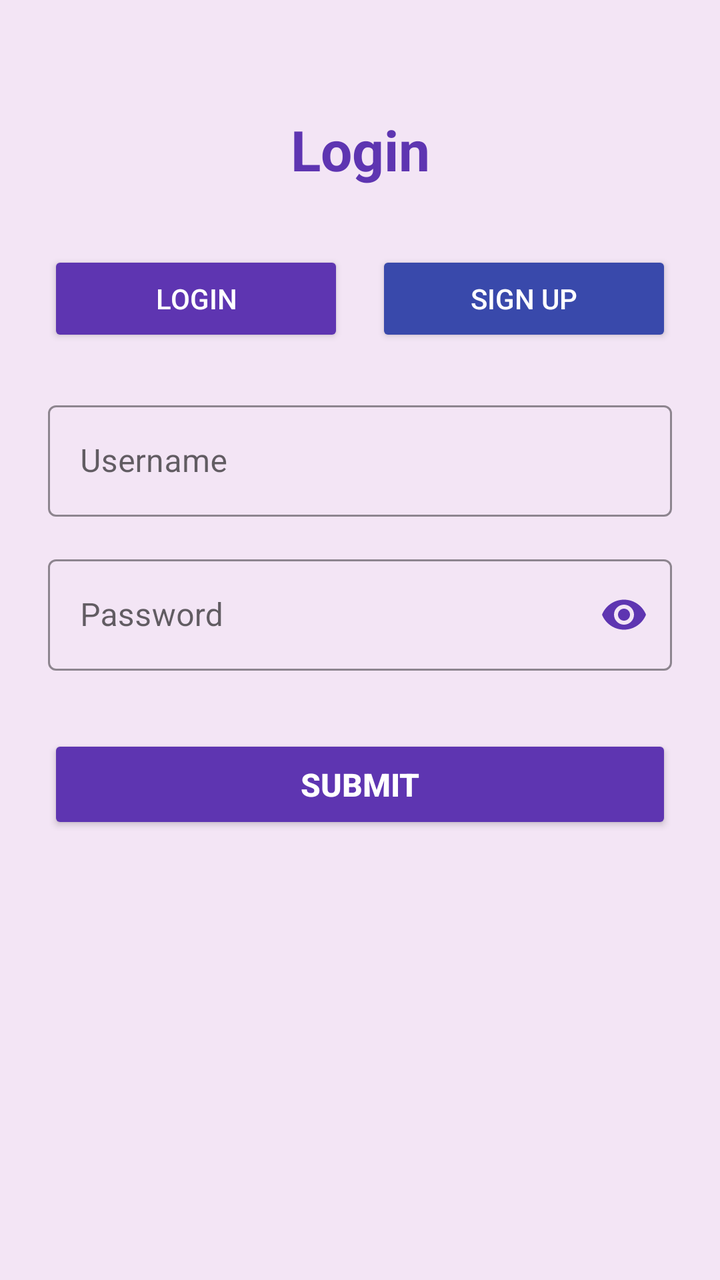
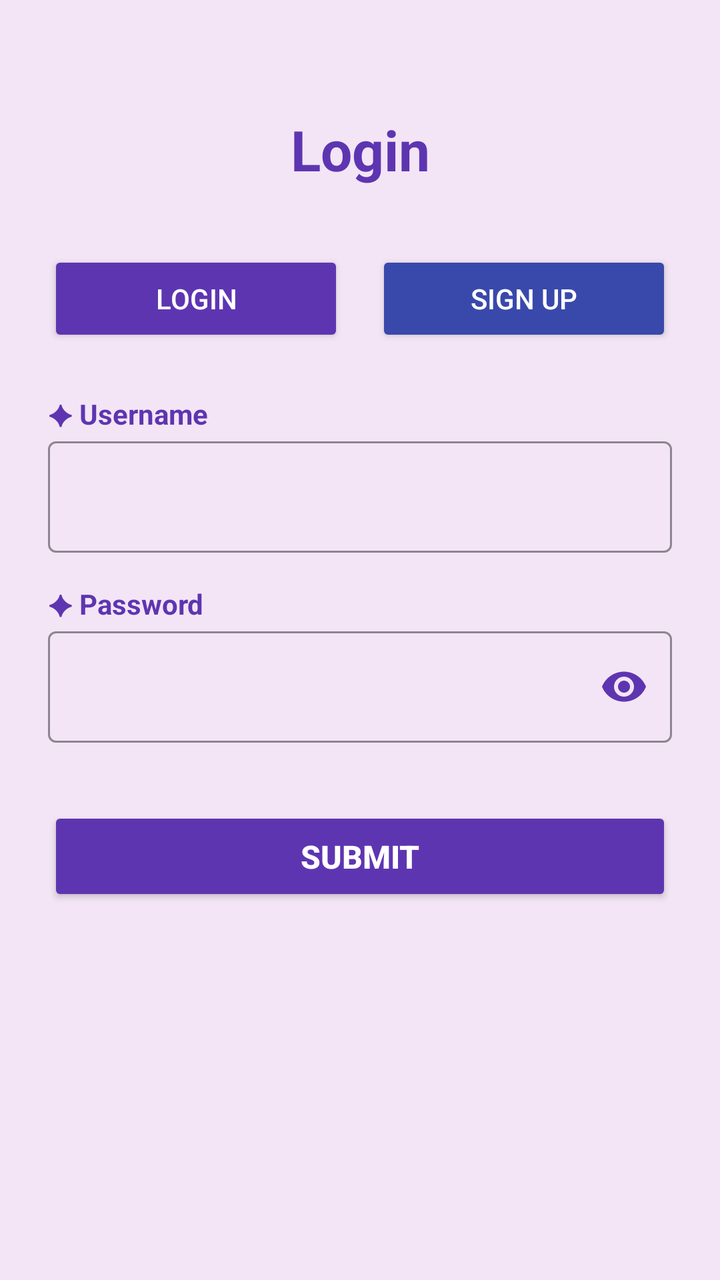

Two renders of the same Android screen: before a commit and after it. Below are the layout's source before the change and the commit's diff.
<!-- AndroidManifest.xml: application theme Theme.BookRecommender -->
<!-- res/layout/activity_auth.xml -->
<?xml version="1.0" encoding="utf-8"?>
<ScrollView xmlns:android="http://schemas.android.com/apk/res/android"
    xmlns:app="http://schemas.android.com/apk/res-auto"
    android:layout_width="match_parent"
    android:layout_height="match_parent"
    android:background="@color/soft_purple"
    android:fillViewport="true">

    <LinearLayout
        android:layout_width="match_parent"
        android:layout_height="wrap_content"
        android:orientation="vertical"
        android:padding="24dp">

        <TextView
            android:id="@+id/tvTitle"
            android:layout_width="match_parent"
            android:layout_height="wrap_content"
            android:text="Login"
            android:textSize="28sp"
            android:textStyle="bold"
            android:textColor="@color/primary_purple"
            android:gravity="center"
            android:layout_marginTop="32dp"
            android:layout_marginBottom="32dp" />

        <LinearLayout
            android:layout_width="match_parent"
            android:layout_height="wrap_content"
            android:orientation="horizontal"
            android:layout_marginBottom="24dp">

            <Button
                android:id="@+id/btnLogin"
                android:layout_width="0dp"
                android:layout_weight="1"
                android:layout_height="wrap_content"
                android:text="Login"
                android:backgroundTint="@color/primary_purple"
                android:textColor="@color/white"
                android:layout_marginEnd="8dp" />

            <Button
                android:id="@+id/btnSignup"
                android:layout_width="0dp"
                android:layout_weight="1"
                android:layout_height="wrap_content"
                android:text="Sign Up"
                android:backgroundTint="@color/primary_blue"
                android:textColor="@color/white"
                android:layout_marginStart="8dp" />
        </LinearLayout>

        <com.google.android.material.textfield.TextInputLayout
            android:id="@+id/tilUsername"
            style="@style/Widget.MaterialComponents.TextInputLayout.OutlinedBox"
            android:layout_width="match_parent"
            android:layout_height="wrap_content"
            android:hint="Username"
            android:layout_marginBottom="16dp"
            android:textColor="@color/primary_purple"
            app:boxStrokeColor="@color/primary_purple"
            app:hintTextColor="@color/primary_purple"
            app:startIconTint="@color/primary_purple">

            <com.google.android.material.textfield.TextInputEditText
                android:id="@+id/etUsername"
                android:layout_width="match_parent"
                android:layout_height="wrap_content"
                android:inputType="text"
                android:textColor="@color/primary_purple"
                android:textColorHint="@color/primary_purple"
                android:maxLines="1" />

        </com.google.android.material.textfield.TextInputLayout>

        <com.google.android.material.textfield.TextInputLayout
            android:id="@+id/tilPassword"
            style="@style/Widget.MaterialComponents.TextInputLayout.OutlinedBox"
            android:layout_width="match_parent"
            android:layout_height="wrap_content"
            android:hint="Password"
            android:layout_marginBottom="32dp"
            app:boxStrokeColor="@color/primary_purple"
            app:hintTextColor="@color/primary_purple"
            app:endIconMode="password_toggle"
            android:textColor="@color/primary_purple"
            app:endIconTint="@color/primary_purple"
            app:startIconTint="@color/primary_purple">

            <com.google.android.material.textfield.TextInputEditText
                android:id="@+id/etPassword"
                android:layout_width="match_parent"
                android:layout_height="wrap_content"
                android:inputType="textPassword"
                android:textColor="@color/primary_purple"
                android:textColorHint="@color/primary_purple"
                android:maxLines="1" />

        </com.google.android.material.textfield.TextInputLayout>

        <Button
            android:id="@+id/btnSubmit"
            android:layout_width="match_parent"
            android:layout_height="wrap_content"
            android:text="Submit"
            android:textSize="16sp"
            android:textStyle="bold"
            android:padding="14dp"
            android:backgroundTint="@color/primary_purple"
            android:textColor="@color/white" />

        <ProgressBar
            android:id="@+id/progressBar"
            android:layout_width="wrap_content"
            android:layout_height="wrap_content"
            android:layout_gravity="center"
            android:visibility="gone"
            android:indeterminateTint="@color/primary_purple"
            android:layout_marginTop="16dp" />

    </LinearLayout>
</ScrollView>
<!-- resources referenced by this layout -->
<resources>
  <color name="primary_blue">#3949AB</color>
  <color name="primary_purple">#5E35B1</color>
  <color name="soft_purple">#F3E5F5</color>
  <color name="white">#FFFFFFFF</color>
  <style name="Theme.BookRecommender" parent="Theme.MaterialComponents.DayNight.NoActionBar">
          
          <item name="colorPrimary">@color/primary_purple</item>
          <item name="colorPrimaryVariant">@color/primary_blue</item>
          <item name="colorOnPrimary">@color/white</item>
          
          <item name="colorSecondary">@color/primary_blue</item>
          <item name="colorSecondaryVariant">@color/primary_purple</item>
          <item name="colorOnSecondary">@color/white</item>
          
          <item name="android:statusBarColor" tools:targetApi="l">@color/primary_purple</item>
          
      </style>
</resources>

<!-- the commit's change to res/layout/activity_auth.xml (unified diff, before → after) -->
@@ -51,17 +51,23 @@
                 android:layout_marginStart="8dp" />
         </LinearLayout>
 
+        <TextView
+            android:layout_width="wrap_content"
+            android:layout_height="wrap_content"
+            android:text="✦ Username"
+            android:textSize="14sp"
+            android:textStyle="bold"
+            android:textColor="@color/primary_purple"
+            android:layout_marginBottom="4dp" />
+
         <com.google.android.material.textfield.TextInputLayout
             android:id="@+id/tilUsername"
             style="@style/Widget.MaterialComponents.TextInputLayout.OutlinedBox"
             android:layout_width="match_parent"
             android:layout_height="wrap_content"
-            android:hint="Username"
             android:layout_marginBottom="16dp"
-            android:textColor="@color/primary_purple"
             app:boxStrokeColor="@color/primary_purple"
-            app:hintTextColor="@color/primary_purple"
-            app:startIconTint="@color/primary_purple">
+            app:hintEnabled="false">
 
             <com.google.android.material.textfield.TextInputEditText
                 android:id="@+id/etUsername"
@@ -69,24 +75,29 @@
                 android:layout_height="wrap_content"
                 android:inputType="text"
                 android:textColor="@color/primary_purple"
-                android:textColorHint="@color/primary_purple"
                 android:maxLines="1" />
 
         </com.google.android.material.textfield.TextInputLayout>
+
+        <TextView
+            android:layout_width="wrap_content"
+            android:layout_height="wrap_content"
+            android:text="✦ Password"
+            android:textSize="14sp"
+            android:textStyle="bold"
+            android:textColor="@color/primary_purple"
+            android:layout_marginBottom="4dp" />
 
         <com.google.android.material.textfield.TextInputLayout
             android:id="@+id/tilPassword"
             style="@style/Widget.MaterialComponents.TextInputLayout.OutlinedBox"
             android:layout_width="match_parent"
             android:layout_height="wrap_content"
-            android:hint="Password"
             android:layout_marginBottom="32dp"
             app:boxStrokeColor="@color/primary_purple"
-            app:hintTextColor="@color/primary_purple"
             app:endIconMode="password_toggle"
-            android:textColor="@color/primary_purple"
             app:endIconTint="@color/primary_purple"
-            app:startIconTint="@color/primary_purple">
+            app:hintEnabled="false">
 
             <com.google.android.material.textfield.TextInputEditText
                 android:id="@+id/etPassword"
@@ -94,7 +105,6 @@
                 android:layout_height="wrap_content"
                 android:inputType="textPassword"
                 android:textColor="@color/primary_purple"
-                android:textColorHint="@color/primary_purple"
                 android:maxLines="1" />
 
         </com.google.android.material.textfield.TextInputLayout>
